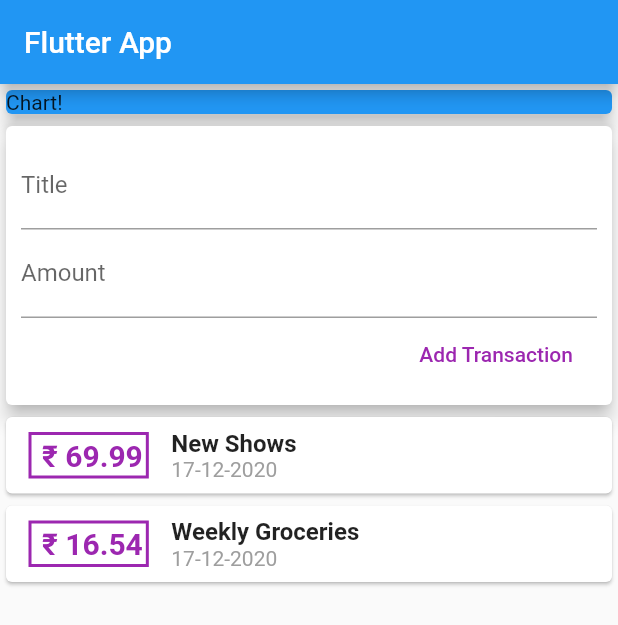
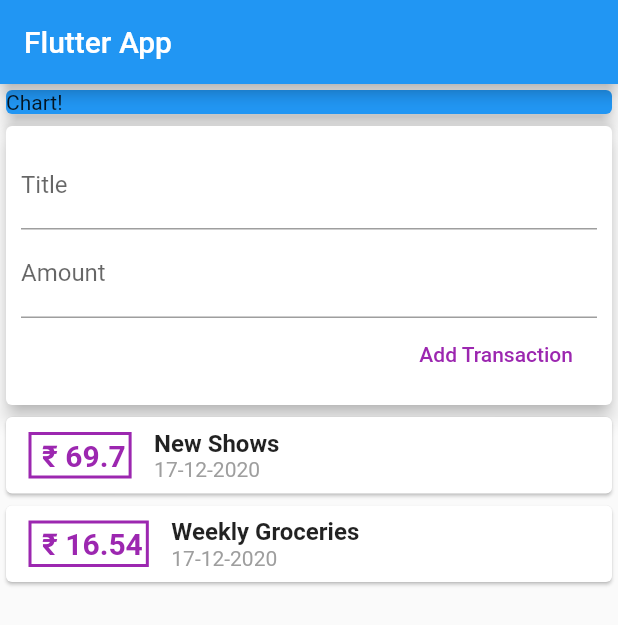
Before and after one commit to Jarvis-byte/Personal-Expenses-App, a Flutter app: the screen it shows after launch, on a phone screen of 412 x 824 dp. Shown: the top 625 px of the screen. Run offline on Flutter 3.47's test engine with Material 2 defaults, Android fonts, the phone set to English and light mode, and no system bars.

Commit message:
Second Initial Commit

```diff
--- a/lib/main.dart
+++ b/lib/main.dart
@@ -23,7 +23,8 @@ class MyHomePage extends StatelessWidget {
       appBar: AppBar(
         title: Text('Flutter App'),
       ),
-      body: Column(
+      body: SingleChildScrollView(
+        child: Column(
           //mainAxisAlignment: MainAxisAlignment.spaceAround,
           crossAxisAlignment: CrossAxisAlignment.stretch,
           children: [
@@ -38,6 +39,7 @@ class MyHomePage extends StatelessWidget {
             UserTransation()
           ],
         ),
+      ),
     );
   }
 }
--- a/lib/widgets/transaction_list.dart
+++ b/lib/widgets/transaction_list.dart
@@ -5,18 +5,22 @@ import 'package:intl/intl.dart';
 class TransactionList extends StatelessWidget {
 
   final List<Transaction> transaction;
+
   TransactionList(this.transaction);
 
   @override
   Widget build(BuildContext context) {
-    return Column(
-      children: transaction.map((tx) {
+    return Container(
+      height: 450,
+      child: ListView.builder(
+        itemBuilder:(ctx,index)
+        {
           return Card(
             child: Row(
               children: [
                 Container(
                   child: Text(
-                  ' ₹ ' + tx.amount.toString(),
+                    ' ₹ ' + transaction[index].amount.toString(),
                     style: TextStyle(
                         fontWeight: FontWeight.bold,
                         fontSize: 20,
@@ -32,14 +36,14 @@ class TransactionList extends StatelessWidget {
                   crossAxisAlignment: CrossAxisAlignment.start,
                   children: [
                     Text(
-                    tx.title,
+                      transaction[index].title,
                       style: (TextStyle(
                         fontWeight: FontWeight.bold,
                         fontSize: 16,
                       )),
                     ),
                     Text(
-                    DateFormat('dd-MM-yyyy').format(tx.date),
+                      DateFormat('dd-MM-yyyy').format(transaction[index].date),
                       style: TextStyle(color: Colors.grey),
                     )
                   ],
@@ -47,7 +51,9 @@ class TransactionList extends StatelessWidget {
               ],
             ),
           );
-      }).toList(),
+        },
+        itemCount: transaction.length,
+      ),
     );
   }
 }
--- a/lib/widgets/user_transation.dart
+++ b/lib/widgets/user_transation.dart
@@ -12,7 +12,7 @@ class UserTransation extends StatefulWidget {
 class _UserTransationState extends State<UserTransation> {
   int count;
   final List<Transaction> _userTransations = [
-    Transaction('t1', 'New Shows', 69.99, DateTime.now()),
+    Transaction('t1', 'New Shows', 69.70, DateTime.now()),
     Transaction('t2', 'Weekly Groceries', 16.54, DateTime.now()),
   ];
 
```
Lines whose indentation alone changed are shown as unchanged.
